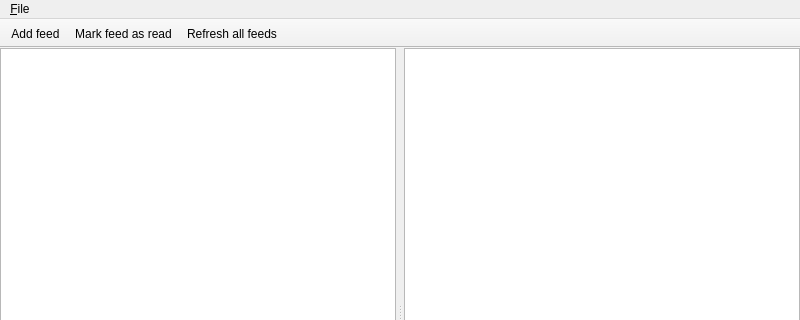
Before: the Qt Designer form client-desktop/src/MainWindow.ui in zappatic/ZapFeedReader, drawn with Qt 5; both pictures show x 0 to 800 and y 0 to 320 of the 800 by 600 pixel window.
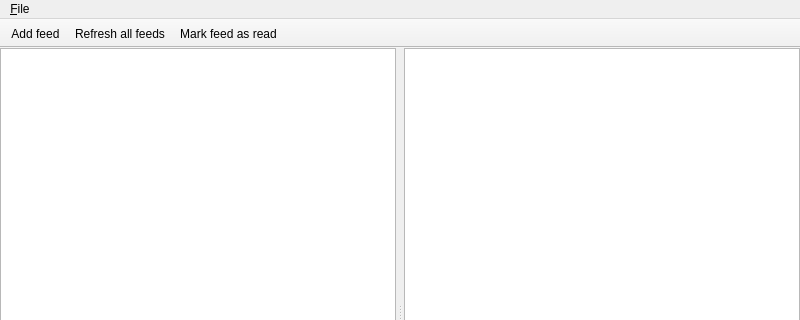
After: the same form once the commit is applied. Custom widgets are drawn as their Qt base class.

Commit message: make sure toolbar enabled state is correct after reloading sources

```diff
--- a/client-desktop/src/MainWindow.ui
+++ b/client-desktop/src/MainWindow.ui
@@ -174,8 +174,8 @@
     <bool>false</bool>
    </attribute>
    <addaction name="action_Add_feed"/>
-   <addaction name="action_Mark_feed_as_read"/>
    <addaction name="action_Refresh_all_feeds"/>
+   <addaction name="action_Mark_feed_as_read"/>
   </widget>
   <action name="action_Add_source">
    <property name="text">
```
The commit also changes 2 other files.
